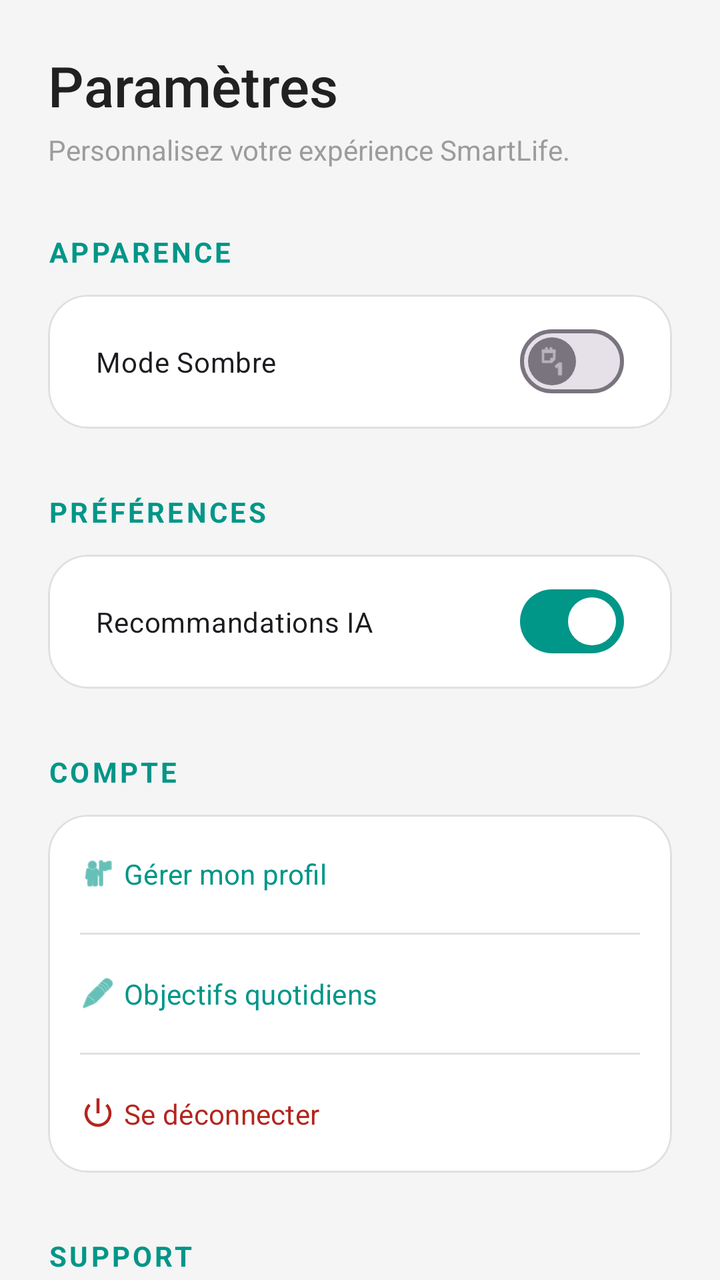
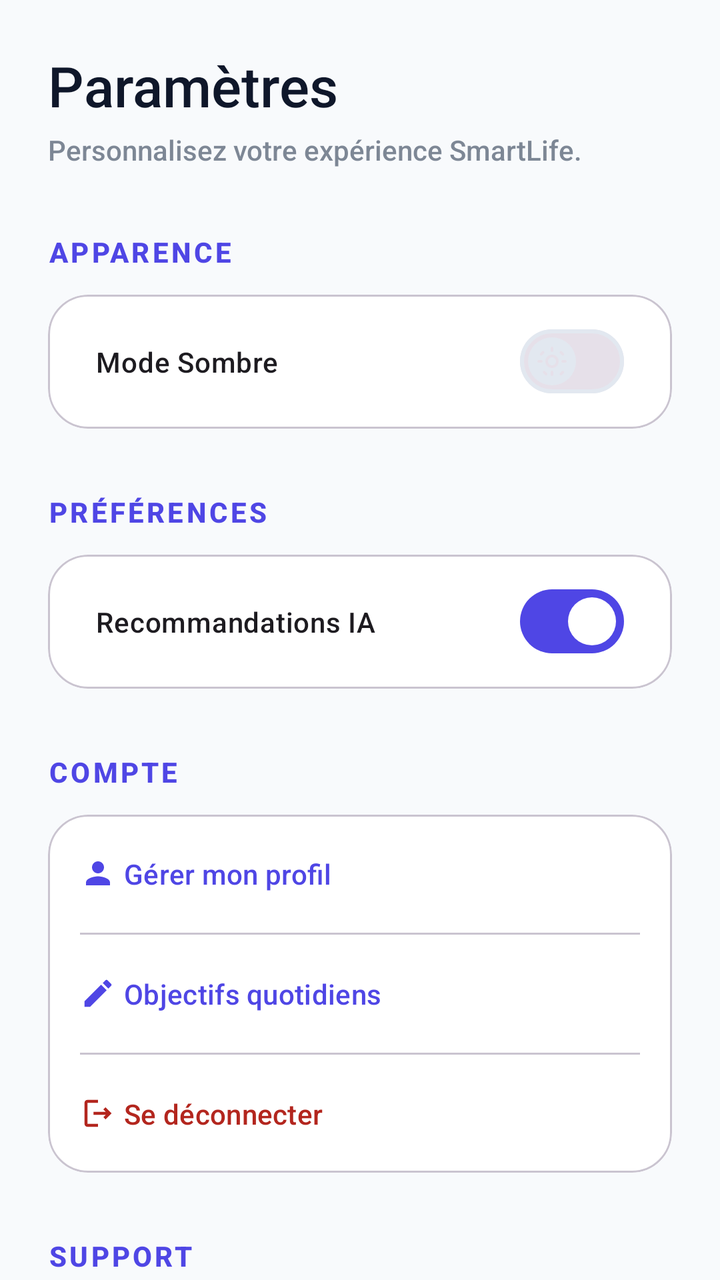

An Android layout rendered at two revisions. The XML below is the earlier revision; the diff shows what the commit changed to produce the second picture.
<!-- AndroidManifest.xml: application theme Theme.SmartLife -->
<!-- res/layout/fragment_settings.xml -->
<?xml version="1.0" encoding="utf-8"?>
<androidx.core.widget.NestedScrollView xmlns:android="http://schemas.android.com/apk/res/android"
    xmlns:app="http://schemas.android.com/apk/res-auto"
    android:layout_width="match_parent"
    android:layout_height="match_parent"
    android:background="?attr/android:windowBackground">

    <LinearLayout
        android:layout_width="match_parent"
        android:layout_height="wrap_content"
        android:orientation="vertical"
        android:padding="24dp">

        <TextView
            android:layout_width="wrap_content"
            android:layout_height="wrap_content"
            android:text="Paramètres"
            android:textSize="28sp"
            android:fontFamily="sans-serif-medium"
            android:textColor="?attr/colorOnSurface" />

        <TextView
            android:layout_width="wrap_content"
            android:layout_height="wrap_content"
            android:layout_marginTop="4dp"
            android:text="Personnalisez votre expérience SmartLife."
            android:alpha="0.7"
            android:textColor="?attr/colorOnSurfaceVariant" />

        
        <TextView
            android:layout_width="wrap_content"
            android:layout_height="wrap_content"
            android:layout_marginTop="32dp"
            android:text="Apparence"
            android:textSize="14sp"
            android:textAllCaps="true"
            android:letterSpacing="0.1"
            android:textColor="?attr/colorPrimary"
            android:textStyle="bold" />

        <com.google.android.material.card.MaterialCardView
            android:layout_width="match_parent"
            android:layout_height="wrap_content"
            android:layout_marginTop="12dp"
            app:cardCornerRadius="20dp"
            app:cardElevation="0dp"
            app:strokeWidth="1dp"
            app:strokeColor="?attr/colorOutlineVariant"
            app:cardBackgroundColor="?attr/colorSurface">

            <LinearLayout
                android:layout_width="match_parent"
                android:layout_height="wrap_content"
                android:orientation="vertical"
                android:padding="8dp">

                <com.google.android.material.materialswitch.MaterialSwitch
                    android:id="@+id/switchDarkMode"
                    android:layout_width="match_parent"
                    android:layout_height="wrap_content"
                    android:padding="16dp"
                    android:text="Mode Sombre"
                    app:switchTextAppearance="@style/TextAppearance.Material3.BodyLarge"
                    app:thumbIcon="@android:drawable/ic_menu_day" />

            </LinearLayout>
        </com.google.android.material.card.MaterialCardView>

        
        <TextView
            android:layout_width="wrap_content"
            android:layout_height="wrap_content"
            android:layout_marginTop="32dp"
            android:text="Préférences"
            android:textSize="14sp"
            android:textAllCaps="true"
            android:letterSpacing="0.1"
            android:textColor="?attr/colorPrimary"
            android:textStyle="bold" />

        <com.google.android.material.card.MaterialCardView
            android:layout_width="match_parent"
            android:layout_height="wrap_content"
            android:layout_marginTop="12dp"
            app:cardCornerRadius="20dp"
            app:cardElevation="0dp"
            app:strokeWidth="1dp"
            app:strokeColor="?attr/colorOutlineVariant"
            app:cardBackgroundColor="?attr/colorSurface">

            <LinearLayout
                android:layout_width="match_parent"
                android:layout_height="wrap_content"
                android:orientation="vertical"
                android:padding="8dp">

                <com.google.android.material.materialswitch.MaterialSwitch
                    android:id="@+id/switchNotifications"
                    android:layout_width="match_parent"
                    android:layout_height="wrap_content"
                    android:padding="16dp"
                    android:text="Recommandations IA"
                    android:checked="true"
                    app:switchTextAppearance="@style/TextAppearance.Material3.BodyLarge" />

            </LinearLayout>
        </com.google.android.material.card.MaterialCardView>

        
        <TextView
            android:layout_width="wrap_content"
            android:layout_height="wrap_content"
            android:layout_marginTop="32dp"
            android:text="Compte"
            android:textSize="14sp"
            android:textAllCaps="true"
            android:letterSpacing="0.1"
            android:textColor="?attr/colorPrimary"
            android:textStyle="bold" />

        <com.google.android.material.card.MaterialCardView
            android:layout_width="match_parent"
            android:layout_height="wrap_content"
            android:layout_marginTop="12dp"
            app:cardCornerRadius="20dp"
            app:cardElevation="0dp"
            app:strokeWidth="1dp"
            app:strokeColor="?attr/colorOutlineVariant"
            app:cardBackgroundColor="?attr/colorSurface">

            <LinearLayout
                android:layout_width="match_parent"
                android:layout_height="wrap_content"
                android:orientation="vertical">

                <com.google.android.material.button.MaterialButton
                    android:id="@+id/btnEditProfile"
                    style="@style/Widget.Material3.Button.TextButton"
                    android:layout_width="match_parent"
                    android:layout_height="wrap_content"
                    android:padding="16dp"
                    android:text="Gérer mon profil"
                    android:textAlignment="viewStart"
                    app:icon="@android:drawable/ic_menu_myplaces" />

                <View
                    android:layout_width="match_parent"
                    android:layout_height="1dp"
                    android:layout_marginHorizontal="16dp"
                    android:background="?attr/colorOutlineVariant" />

                <com.google.android.material.button.MaterialButton
                    android:id="@+id/btnSetGoals"
                    style="@style/Widget.Material3.Button.TextButton"
                    android:layout_width="match_parent"
                    android:layout_height="wrap_content"
                    android:padding="16dp"
                    android:text="Objectifs quotidiens"
                    android:textAlignment="viewStart"
                    app:icon="@android:drawable/ic_menu_edit" />

                <View
                    android:layout_width="match_parent"
                    android:layout_height="1dp"
                    android:layout_marginHorizontal="16dp"
                    android:background="?attr/colorOutlineVariant" />

                <com.google.android.material.button.MaterialButton
                    android:id="@+id/btnLogout"
                    style="@style/Widget.Material3.Button.TextButton"
                    android:layout_width="match_parent"
                    android:layout_height="wrap_content"
                    android:padding="16dp"
                    android:text="Se déconnecter"
                    android:textAlignment="viewStart"
                    android:textColor="?attr/colorError"
                    app:icon="@android:drawable/ic_lock_power_off"
                    app:iconTint="?attr/colorError" />

            </LinearLayout>
        </com.google.android.material.card.MaterialCardView>

        
        <TextView
            android:layout_width="wrap_content"
            android:layout_height="wrap_content"
            android:layout_marginTop="32dp"
            android:text="Support"
            android:textSize="14sp"
            android:textAllCaps="true"
            android:letterSpacing="0.1"
            android:textColor="?attr/colorPrimary"
            android:textStyle="bold" />

        <com.google.android.material.card.MaterialCardView
            android:layout_width="match_parent"
            android:layout_height="wrap_content"
            android:layout_marginTop="12dp"
            app:cardCornerRadius="20dp"
            app:cardElevation="0dp"
            app:strokeWidth="1dp"
            app:strokeColor="?attr/colorOutlineVariant"
            app:cardBackgroundColor="?attr/colorSurface">

            <LinearLayout
                android:layout_width="match_parent"
                android:layout_height="wrap_content"
                android:orientation="vertical">

                <com.google.android.material.button.MaterialButton
                    android:id="@+id/btnAbout"
                    style="@style/Widget.Material3.Button.TextButton"
                    android:layout_width="match_parent"
                    android:layout_height="wrap_content"
                    android:padding="16dp"
                    android:text="À propos de SmartLife"
                    android:textAlignment="viewStart"
                    app:icon="@android:drawable/ic_menu_info_details" />

            </LinearLayout>
        </com.google.android.material.card.MaterialCardView>

        <View
            android:layout_width="match_parent"
            android:layout_height="80dp" />

    </LinearLayout>
</androidx.core.widget.NestedScrollView>
<!-- resources referenced by this layout -->
<resources>
  <style name="Base.Theme.SmartLife" parent="Theme.Material3.DayNight.NoActionBar">
          
          
          <item name="colorPrimary">@color/primary_color</item>
          <item name="colorOnPrimary">@color/white</item>
          <item name="colorPrimaryContainer">@color/primary_light</item>
          <item name="colorOnPrimaryContainer">@color/primary_dark</item>
  
          
          <item name="colorSecondary">@color/secondary_color</item>
          <item name="colorOnSecondary">@color/white</item>
          <item name="colorSecondaryContainer">@color/secondary_light</item>
          <item name="colorOnSecondaryContainer">@color/secondary_dark</item>
  
          
          <item name="android:windowBackground">@color/bg_light</item>
          <item name="colorSurface">@color/white</item>
          <item name="colorOnSurface">@color/text_main</item>
          <item name="colorSurfaceVariant">@color/outline_variant</item>
          <item name="colorOnSurfaceVariant">@color/text_secondary</item>
          <item name="colorOutlineVariant">@color/outline_variant</item>
  
          
          <item name="android:fontFamily">sans-serif</item>
          <item name="textAppearanceTitleLarge">@style/TextAppearance.SmartLife.TitleLarge</item>
          <item name="textAppearanceBodyMedium">@style/TextAppearance.SmartLife.BodyMedium</item>
      </style>
  <color name="primary_color">#009688</color>
  <color name="primary_light">#52c7b8</color>
  <color name="primary_dark">#00675b</color>
  <color name="secondary_color">#FFAB40</color>
  <color name="secondary_light">#ffdd71</color>
  <color name="secondary_dark">#c67c00</color>
  <color name="bg_light">#F5F5F5</color>
  <color name="text_main">#212121</color>
  <color name="outline_variant">#E0E0E0</color>
  <color name="text_secondary">#757575</color>
  <style name="TextAppearance.SmartLife.TitleLarge" parent="TextAppearance.Material3.TitleLarge">
          <item name="android:textStyle">bold</item>
          <item name="android:textColor">@color/text_main</item>
      </style>
  <style name="TextAppearance.SmartLife.BodyMedium" parent="TextAppearance.Material3.BodyMedium">
          <item name="android:textColor">@color/text_secondary</item>
      </style>
  <!-- unchanged entries left out for length: 2 -->
</resources>

<!-- the commit's change to res/layout/fragment_settings.xml (unified diff, before → after) -->
@@ -62,7 +62,7 @@
                     android:padding="16dp"
                     android:text="Mode Sombre"
                     app:switchTextAppearance="@style/TextAppearance.Material3.BodyLarge"
-                    app:thumbIcon="@android:drawable/ic_menu_day" />
+                    app:thumbIcon="@drawable/ic_round_light_mode_24" />
 
             </LinearLayout>
         </com.google.android.material.card.MaterialCardView>
@@ -142,7 +142,7 @@
                     android:padding="16dp"
                     android:text="Gérer mon profil"
                     android:textAlignment="viewStart"
-                    app:icon="@android:drawable/ic_menu_myplaces" />
+                    app:icon="@drawable/ic_round_person_24" />
 
                 <View
                     android:layout_width="match_parent"
@@ -158,7 +158,7 @@
                     android:padding="16dp"
                     android:text="Objectifs quotidiens"
                     android:textAlignment="viewStart"
-                    app:icon="@android:drawable/ic_menu_edit" />
+                    app:icon="@drawable/ic_round_edit_24" />
 
                 <View
                     android:layout_width="match_parent"
@@ -175,7 +175,7 @@
                     android:text="Se déconnecter"
                     android:textAlignment="viewStart"
                     android:textColor="?attr/colorError"
-                    app:icon="@android:drawable/ic_lock_power_off"
+                    app:icon="@drawable/ic_round_logout_24"
                     app:iconTint="?attr/colorError" />
 
             </LinearLayout>
@@ -216,7 +216,7 @@
                     android:padding="16dp"
                     android:text="À propos de SmartLife"
                     android:textAlignment="viewStart"
-                    app:icon="@android:drawable/ic_menu_info_details" />
+                    app:icon="@drawable/ic_round_info_24" />
 
             </LinearLayout>
         </com.google.android.material.card.MaterialCardView>
<!-- resource entries referenced after the edit -->
@@ -1,5 +1,55 @@
 <!-- resources referenced by this layout -->
 <resources>
+  <!-- drawable ic_round_edit_24 (drawable) -->
+  <vector xmlns:android="http://schemas.android.com/apk/res/android"
+      android:width="24dp"
+      android:height="24dp"
+      android:viewportWidth="24"
+      android:viewportHeight="24">
+    <path
+        android:fillColor="@android:color/white"
+        android:pathData="M3,17.25V21h3.75L17.81,9.94l-3.75,-3.75L3,17.25zM20.71,7.04c0.39,-0.39 0.39,-1.02 0,-1.41l-2.34,-2.34c-0.39,-0.39 -1.02,-0.39 -1.41,0l-1.83,1.83 3.75,3.75 1.83,-1.83z"/>
+  </vector>
+  <!-- drawable ic_round_info_24 (drawable) -->
+  <vector xmlns:android="http://schemas.android.com/apk/res/android"
+      android:width="24dp"
+      android:height="24dp"
+      android:viewportWidth="24"
+      android:viewportHeight="24">
+    <path
+        android:fillColor="@android:color/white"
+        android:pathData="M12,2C6.48,2 2,6.48 2,12s4.48,10 10,10 10,-4.48 10,-10S17.52,2 12,2zm0,15c-0.55,0 -1,-0.45 -1,-1v-4c0,-0.55 0.45,-1 1,-1s1,0.45 1,1v4c0,0.55 -0.45,1 -1,1zm1,-8h-2V7h2v2z"/>
+  </vector>
+  <!-- drawable ic_round_light_mode_24 (drawable) -->
+  <vector xmlns:android="http://schemas.android.com/apk/res/android"
+      android:width="24dp"
+      android:height="24dp"
+      android:viewportWidth="24"
+      android:viewportHeight="24">
+    <path
+        android:fillColor="@android:color/white"
+        android:pathData="M12,9c1.65,0 3,1.35 3,3s-1.35,3 -3,3s-3,-1.35 -3,-3s1.35,-3 3,-3m0,-2c-2.76,0 -5,2.24 -5,5s2.24,5 5,5s5,-2.24 5,-5s-2.24,-5 -5,-5zM2,13h2c0.55,0 1,-0.45 1,-1s-0.45,-1 -1,-1H2c-0.55,0 -1,0.45 -1,1s0.45,1 1,1zm18,0h2c0.55,0 1,-0.45 1,-1s-0.45,-1 -1,-1h-2c-0.55,0 -1,0.45 -1,1s0.45,1 1,1zM11,2v2c0,0.55 0.45,1 1,1s1,-0.45 1,-1V2c0,-0.55 -0.45,-1 -1,-1s-1,0.45 -1,1zm0,18v2c0,0.55 0.45,1 1,1s1,-0.45 1,-1v-2c0,-0.55 -0.45,-1 -1,-1s-1,0.45 -1,1zM5.99,4.58a0.996,0.996 0 0,0 -1.41,0l-1.41,1.41a0.996,0.996 0 1,0 1.41,1.41l1.41,-1.41a0.996,0.996 0 0,0 0,-1.41zm14.85,14.85a0.996,0.996 0 0,0 -1.41,0l-1.41,1.41a0.996,0.996 0 1,0 1.41,1.41l1.41,-1.41a0.996,0.996 0 0,0 0,-1.41zM18.01,4.58a0.996,0.996 0 0,0 0,1.41l1.41,1.41a0.996,0.996 0 1,0 1.41,-1.41l-1.41,-1.41a0.996,0.996 0 0,0 -1.41,0zM5.41,19.43a0.996,0.996 0 0,0 0,1.41l1.41,1.41a0.996,0.996 0 1,0 1.41,-1.41l-1.41,-1.41a0.996,0.996 0 0,0 -1.41,0z"/>
+  </vector>
+  <!-- drawable ic_round_logout_24 (drawable) -->
+  <vector xmlns:android="http://schemas.android.com/apk/res/android"
+      android:width="24dp"
+      android:height="24dp"
+      android:viewportWidth="24"
+      android:viewportHeight="24">
+    <path
+        android:fillColor="@android:color/white"
+        android:pathData="M17,8l-1.41,1.41L17.17,11H9v2h8.17l-1.58,1.58L17,16l4,-4 -4,-4zM5,5h7V3H5C3.9,3 3,3.9 3,5v14c0,1.1 0.9,2 2,2h7v-2H5V5z"/>
+  </vector>
+  <!-- drawable ic_round_person_24 (drawable) -->
+  <vector xmlns:android="http://schemas.android.com/apk/res/android"
+      android:width="24dp"
+      android:height="24dp"
+      android:viewportWidth="24"
+      android:viewportHeight="24">
+    <path
+        android:fillColor="@android:color/white"
+        android:pathData="M12,12c2.21,0 4,-1.79 4,-4s-1.79,-4 -4,-4 -4,1.79 -4,4 1.79,4 4,4zM12,14c-2.67,0 -8,1.34 -8,4v2h16v-2c0,-2.66 -5.33,-4 -8,-4z"/>
+  </vector>
   <style name="Base.Theme.SmartLife" parent="Theme.Material3.DayNight.NoActionBar">
           
           
@@ -15,35 +65,36 @@
           <item name="colorOnSecondaryContainer">@color/secondary_dark</item>
   
           
-          <item name="android:windowBackground">@color/bg_light</item>
-          <item name="colorSurface">@color/white</item>
+          <item name="colorTertiary">@color/tertiary_color</item>
+          <item name="colorOnTertiary">@color/white</item>
+          <item name="colorTertiaryContainer">@color/tertiary_light</item>
+          <item name="colorOnTertiaryContainer">@color/tertiary_dark</item>
+  
+          
+          <item name="android:windowBackground">@color/background_light</item>
+          <item name="colorSurface">@color/surface_color</item>
           <item name="colorOnSurface">@color/text_main</item>
           <item name="colorSurfaceVariant">@color/outline_variant</item>
           <item name="colorOnSurfaceVariant">@color/text_secondary</item>
-          <item name="colorOutlineVariant">@color/outline_variant</item>
+          <item name="colorOutline">@color/outline_variant</item>
   
           
-          <item name="android:fontFamily">sans-serif</item>
-          <item name="textAppearanceTitleLarge">@style/TextAppearance.SmartLife.TitleLarge</item>
-          <item name="textAppearanceBodyMedium">@style/TextAppearance.SmartLife.BodyMedium</item>
+          <item name="android:fontFamily">sans-serif-medium</item>
       </style>
-  <color name="primary_color">#009688</color>
-  <color name="primary_light">#52c7b8</color>
-  <color name="primary_dark">#00675b</color>
-  <color name="secondary_color">#FFAB40</color>
-  <color name="secondary_light">#ffdd71</color>
-  <color name="secondary_dark">#c67c00</color>
-  <color name="bg_light">#F5F5F5</color>
-  <color name="text_main">#212121</color>
-  <color name="outline_variant">#E0E0E0</color>
-  <color name="text_secondary">#757575</color>
-  <style name="TextAppearance.SmartLife.TitleLarge" parent="TextAppearance.Material3.TitleLarge">
-          <item name="android:textStyle">bold</item>
-          <item name="android:textColor">@color/text_main</item>
-      </style>
-  <style name="TextAppearance.SmartLife.BodyMedium" parent="TextAppearance.Material3.BodyMedium">
-          <item name="android:textColor">@color/text_secondary</item>
-      </style>
+  <color name="primary_color">#4F46E5</color>
+  <color name="primary_light">#E0E7FF</color>
+  <color name="primary_dark">#3730A3</color>
+  <color name="secondary_color">#06B6D4</color>
+  <color name="secondary_light">#CFFAFE</color>
+  <color name="secondary_dark">#0E7490</color>
+  <color name="tertiary_color">#F59E0B</color>
+  <color name="tertiary_light">#FEF3C7</color>
+  <color name="tertiary_dark">#B45309</color>
+  <color name="background_light">#F8FAFC</color>
+  <color name="surface_color">#FFFFFF</color>
+  <color name="text_main">#0F172A</color>
+  <color name="outline_variant">#E2E8F0</color>
+  <color name="text_secondary">#475569</color>
   <!-- unchanged entries left out for length: 2 -->
 </resources>
 
